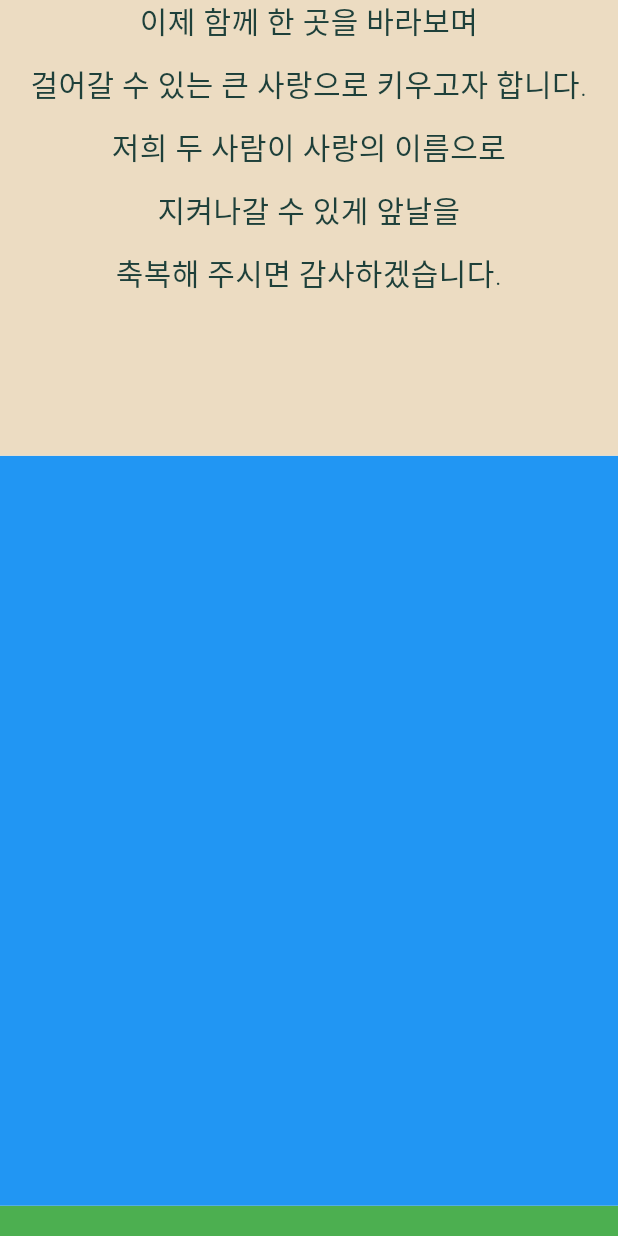
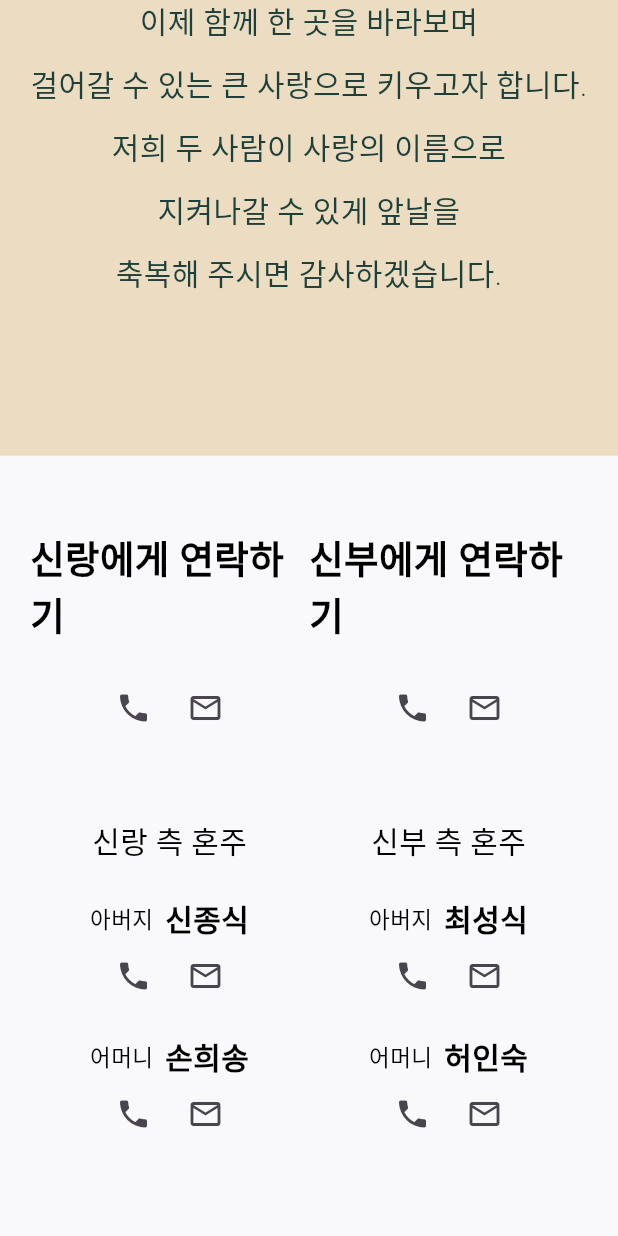
Before and after one commit to jiyeonjoy/20240504, a Flutter app: the screen it shows after launch, scrolled down 576 dp, on a phone screen of 412 x 824 dp. Run offline on Flutter 3.47's test engine with Material 3 defaults, Android fonts, the light colour scheme and no system bars; our stand-ins replace get; Roboto replaces fonts that are missing (defaultFont).

Commit message:
contact view ui..

```diff
--- a/lib/app/common/config/app_colors.dart
+++ b/lib/app/common/config/app_colors.dart
@@ -18,6 +18,7 @@ class AppColors {
   final Color color_6E747A = const Color(0xFF6E747A);
   final Color color_8C9299 = const Color(0xFF8C9299);
   final Color color_F8F9FA = const Color(0xFFF8F9FA);
+  final Color color_F9F9FB = const Color(0xFFF9F9FB);
   final Color color_EEF0F3 = const Color(0xFFEEF0F3);
 
   final Color color_1E403A = const Color(0xFF1E403A);
--- a/lib/app/root/ui/contact_view.dart
+++ b/lib/app/root/ui/contact_view.dart
@@ -1,4 +1,6 @@
 import 'package:flutter/material.dart';
+import 'package:flutter_20240504/app/common/config/r.dart';
+import 'package:flutter_20240504/app/common/ui/edge_insets.dart';
 
 class ContactView extends StatelessWidget {
   const ContactView({super.key});
@@ -6,9 +8,91 @@ class ContactView extends StatelessWidget {
   @override
   Widget build(BuildContext context) {
     return Container(
-      width: double.infinity,
-      height: 500,
-      color: Colors.blue,
+      color: R.color.color_F9F9FB,
+      padding: edgeInsets(horizontal: 20, vertical: 50),
+      child: Column(
+        children: [
+          Row(
+            children: [
+              _buildMainContactView('신랑에게 연락하기'),
+              _buildMainContactView('신부에게 연락하기'),
+            ],
+          ),
+          Row(
+            children: [
+              _buildSubContactView('신랑', '신종식', '손희송'),
+              _buildSubContactView('신부', '최성식', '허인숙'),
+            ],
+          )
+        ],
+      ),
+    );
+  }
+
+  Widget _buildMainContactView(String title) {
+    return Expanded(
+      child: Column(
+        children: [
+          Text(
+            title,
+            style: textStyleBlack600(25),
+          ),
+          const SizedBox(height: 20),
+          Row(
+            mainAxisAlignment: MainAxisAlignment.center,
+            children: [
+              IconButton(onPressed: () {}, icon: const Icon(Icons.phone),),
+              IconButton(onPressed: () {}, icon: const Icon(Icons.mail_outline),)
+            ],
+          ),
+          const SizedBox(height: 50),
+        ],
+      ),
+    );
+  }
+
+  Widget _buildSubContactView(String who, String father, String mother) {
+    return Expanded(
+      child: Column(
+        children: [
+          Text(
+            '$who 측 혼주',
+            style: textStyleBlackLight(20, height: 30/20),
+          ),
+          const SizedBox(height: 20),
+          _buildFamilyContactView('아버지', father),
+          _buildFamilyContactView('어머니', mother),
+        ],
+      ),
+    );
+  }
+
+  Widget _buildFamilyContactView(String title, String name) {
+    return Column(
+      children: [
+        Row(
+          mainAxisAlignment: MainAxisAlignment.center,
+          children: [
+            Text(
+              title,
+              style: textStyleBlackLight(15),
+            ),
+            const SizedBox(width: 8),
+            Text(
+              name,
+              style: textStyleBlack600(20),
+            ),
+          ],
+        ),
+        Row(
+          mainAxisAlignment: MainAxisAlignment.center,
+          children: [
+            IconButton(onPressed: () {}, icon: const Icon(Icons.phone),),
+            IconButton(onPressed: () {}, icon: const Icon(Icons.mail_outline),)
+          ],
+        ),
+        const SizedBox(height: 15),
+      ],
     );
   }
 }
```
